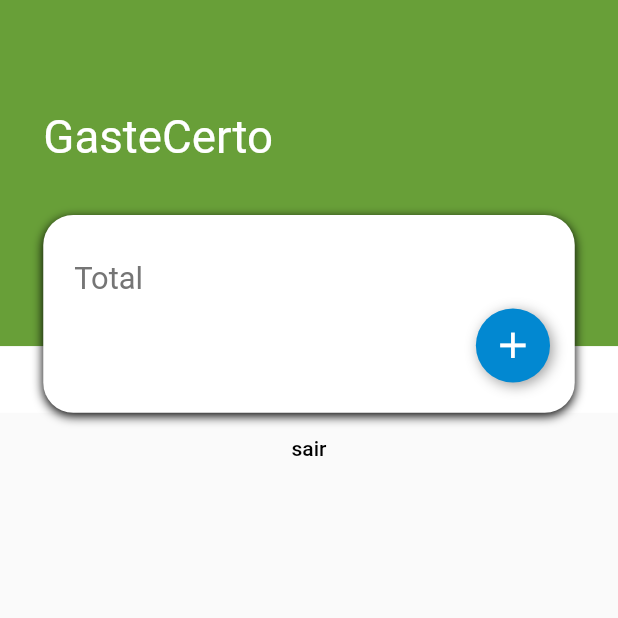
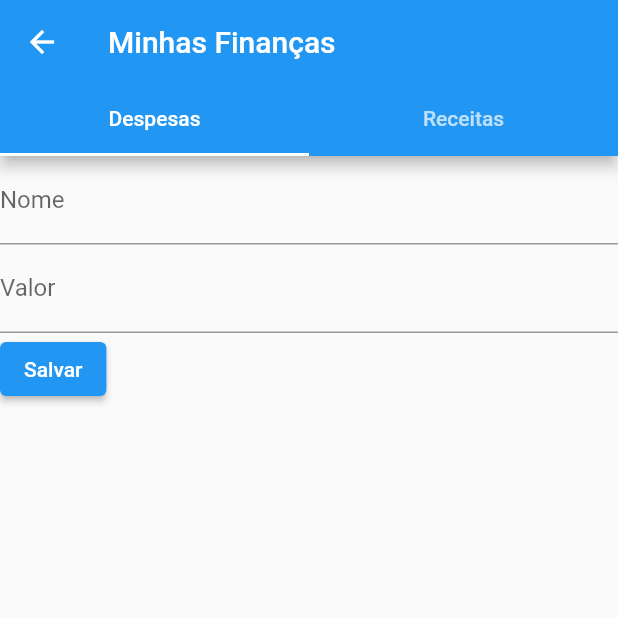
Before and after one commit to LuisSouza03/GasteCerto, a Flutter app: the HomeScreen screen opened directly, after a tap on the "add" icon, on a phone screen of 412 x 824 dp, the top half of it. Run offline on Flutter 3.47's test engine with Material 2 defaults, Android fonts, the phone set to English and light mode, and no system bars; our stand-ins replace email_validator, get.

Commit message:
feat: criando o formulario

```diff
--- /dev/null
+++ b/front_end/gaste_certo/lib/src/ui/screens/addScreen/abas_screen.dart
@@ -0,0 +1,48 @@
+import 'package:flutter/material.dart';
+
+import 'forms/abas_form_screen.dart';
+
+class AbasScreen extends StatefulWidget {
+  const AbasScreen({super.key});
+
+  @override
+  _AbasScreenState createState() => _AbasScreenState();
+}
+
+class _AbasScreenState extends State<AbasScreen>
+    with SingleTickerProviderStateMixin {
+  late TabController _tabController;
+
+  @override
+  void initState() {
+    super.initState();
+    _tabController = TabController(length: 2, vsync: this);
+  }
+
+  @override
+  Widget build(BuildContext context) {
+    return Scaffold(
+      appBar: AppBar(
+        title: const Text('Minhas Finanças'),
+        bottom: TabBar(
+          controller: _tabController,
+          tabs: const [
+            Tab(
+              text: 'Despesas',
+            ),
+            Tab(
+              text: 'Receitas',
+            ),
+          ],
+        ),
+      ),
+      body: TabBarView(
+        controller: _tabController,
+        children: const [
+          DespesasForm(),
+          ReceitasForm(),
+        ],
+      ),
+    );
+  }
+}
--- /dev/null
+++ b/front_end/gaste_certo/lib/src/ui/screens/addScreen/forms/abas_form_screen.dart
@@ -0,0 +1,127 @@
+import 'package:flutter/material.dart';
+
+class DespesasForm extends StatefulWidget {
+  const DespesasForm({super.key});
+
+  @override
+  _DespesasFormState createState() => _DespesasFormState();
+}
+
+class _DespesasFormState extends State<DespesasForm> {
+  final _formKey = GlobalKey<FormState>();
+  final _descricaoController = TextEditingController();
+  final _valorController = TextEditingController();
+
+  @override
+  void dispose() {
+    _descricaoController.dispose();
+    _valorController.dispose();
+    super.dispose();
+  }
+
+  @override
+  Widget build(BuildContext context) {
+    return Form(
+      key: _formKey,
+      child: Column(
+        crossAxisAlignment: CrossAxisAlignment.start,
+        children: [
+          TextFormField(
+            controller: _descricaoController,
+            decoration: const InputDecoration(labelText: 'Nome'),
+            validator: (value) {
+              if (value == null || value.isEmpty) {
+                return 'Campo obrigatório';
+              }
+              return null;
+            },
+          ),
+          TextFormField(
+            controller: _valorController,
+            decoration: const InputDecoration(labelText: 'Valor'),
+            validator: (value) {
+              if (value == null || value.isEmpty) {
+                return 'Campo obrigatório';
+              }
+              return null;
+            },
+          ),
+          ElevatedButton(
+            onPressed: () {
+              if (_formKey.currentState!.validate()) {
+                // Aqui você pode enviar os dados para a API
+                ScaffoldMessenger.of(context).showSnackBar(
+                  const SnackBar(content: Text('Despesa salva com sucesso!')),
+                );
+              }
+            },
+            child: const Text('Salvar'),
+          ),
+        ],
+      ),
+    );
+  }
+}
+
+class ReceitasForm extends StatefulWidget {
+  const ReceitasForm({super.key});
+
+  @override
+  _ReceitasFormState createState() => _ReceitasFormState();
+}
+
+class _ReceitasFormState extends State<ReceitasForm> {
+  final _formKey = GlobalKey<FormState>();
+  final _descricaoController = TextEditingController();
+  final _valorController = TextEditingController();
+
+  @override
+  void dispose() {
+    _descricaoController.dispose();
+    _valorController.dispose();
+    super.dispose();
+  }
+
+  @override
+  Widget build(BuildContext context) {
+    return Form(
+      key: _formKey,
+      child: Column(
+        crossAxisAlignment: CrossAxisAlignment.start,
+        children: [
+          TextFormField(
+            controller: _descricaoController,
+            decoration: const InputDecoration(labelText: 'Nome'),
+            validator: (value) {
+              if (value == null || value.isEmpty) {
+                return 'Campo obrigatório';
+              }
+              return null;
+            },
+          ),
+          TextFormField(
+            controller: _valorController,
+            decoration: const InputDecoration(labelText: 'Valor'),
+            validator: (value) {
+              if (value == null || value.isEmpty) {
+                return 'Campo obrigatório';
+              }
+              return null;
+            },
+          ),
+          ElevatedButton(
+            onPressed: () {
+              if (_formKey.currentState!.validate()) {
+                // Aqui você pode enviar os dados para a API
+                ScaffoldMessenger.of(context).showSnackBar(
+                  const SnackBar(content: Text('Despesa salva com sucesso!')),
+                );
+              }
+            },
+            child: const Text('Salvar'),
+          ),
+        ],
+      ),
+    );
+  }
+}
--- a/front_end/gaste_certo/lib/src/ui/screens/home/home_screen.dart
+++ b/front_end/gaste_certo/lib/src/ui/screens/home/home_screen.dart
@@ -3,6 +3,8 @@
 import 'package:flutter/material.dart';
 import 'package:gaste_certo/src/ui/screens/login/login_screen.dart';
 import 'package:get/get.dart';
+
+import '../addScreen/abas_screen.dart';
 
 class HomeScreen extends StatefulWidget {
   const HomeScreen({super.key});
@@ -108,7 +110,14 @@ class _HomeScreenState extends State<HomeScreen> {
                             Padding(
                               padding: EdgeInsets.only(right: width * 0.04),
                               child: GestureDetector(
-                                onTap: () {},
+                                onTap: () {
+                                  Navigator.push(
+                                    context,
+                                    MaterialPageRoute(
+                                      builder: (context) => const AbasScreen(),
+                                    ),
+                                  );
+                                },
                                 child: Container(
                                   width: width * 0.12,
                                   height: width * 0.12,
```
